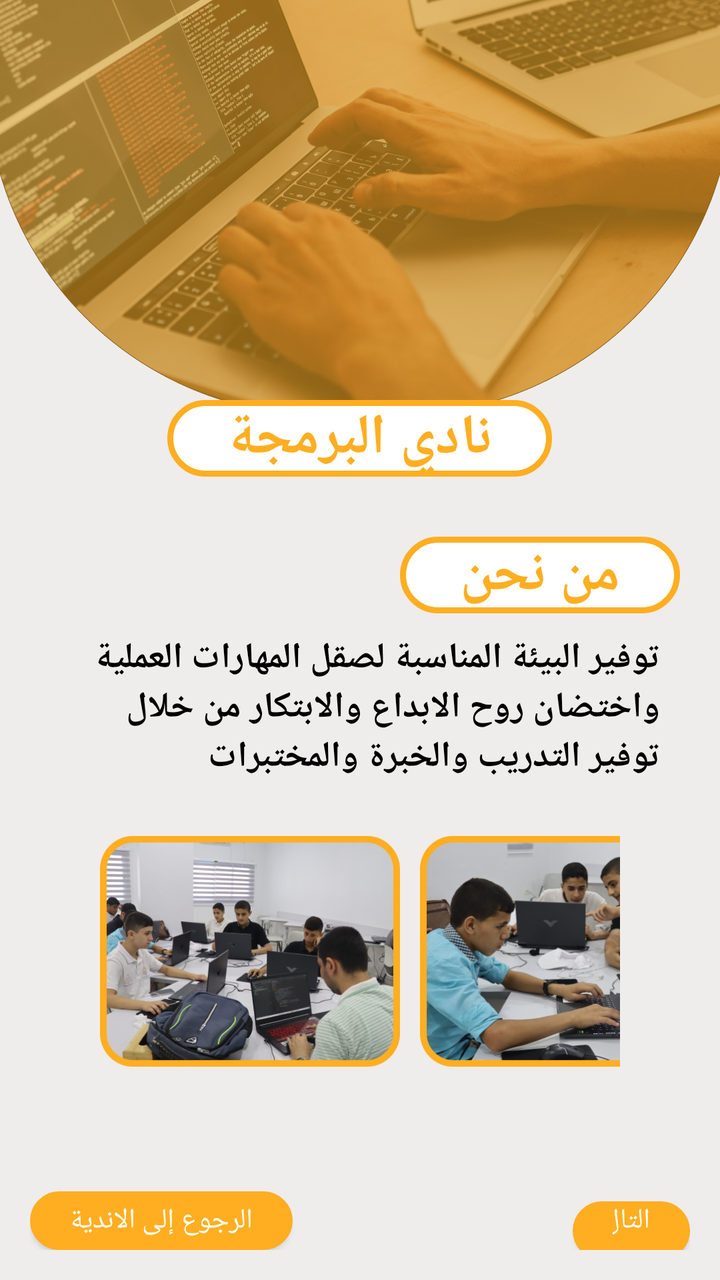
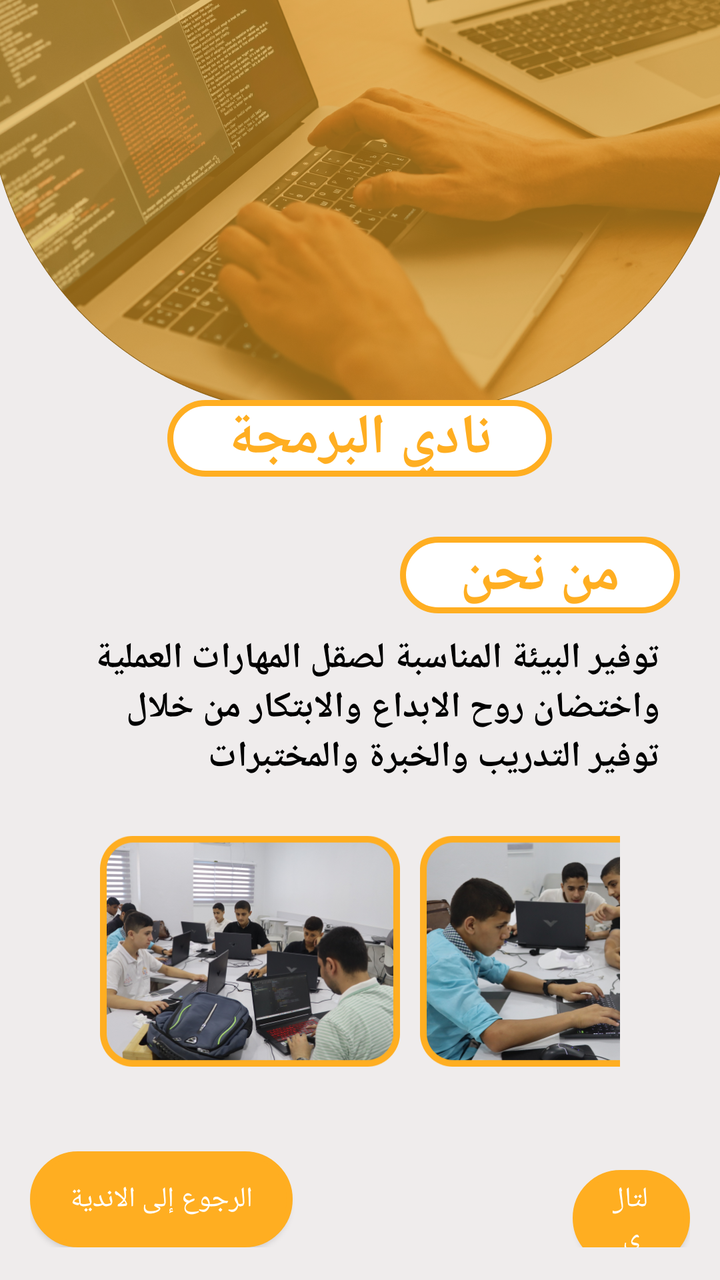

Two renders of the same Android screen: before a commit and after it. Below are the layout's source before the change and the commit's diff.
<!-- AndroidManifest.xml: application theme Theme.EngineeringVillageProject -->
<!-- res/layout/activity_programming_club.xml -->
<?xml version="1.0" encoding="utf-8"?>
<LinearLayout xmlns:android="http://schemas.android.com/apk/res/android"
    xmlns:app="http://schemas.android.com/apk/res-auto"
    xmlns:tools="http://schemas.android.com/tools"
    android:layout_width="match_parent"
    android:layout_height="match_parent"
    android:background="@drawable/backprogram"
    android:orientation="vertical"
    tools:context=".ProgrammingClubActivity">

    <TextView
        android:layout_width="wrap_content"
        android:layout_height="wrap_content"
        android:layout_gravity="center"
        android:layout_marginTop="200dp"
        android:background="@drawable/roundcornerstroke"
        android:fontFamily="@font/cairo_bold"
        android:paddingLeft="30dp"
        android:paddingRight="30dp"
        android:text="نادي البرمجة"
        android:textColor="#FFAE21"
        android:textSize="28sp"
        android:textStyle="bold" />

    <LinearLayout
        android:id="@+id/howWe"
        android:layout_width="match_parent"
        android:layout_height="wrap_content"
        android:orientation="vertical">

        <TextView
            android:layout_width="wrap_content"
            android:layout_height="wrap_content"
            android:layout_gravity="right"
            android:layout_marginTop="30dp"
            android:layout_marginRight="20dp"
            android:layout_marginBottom="10dp"
            android:background="@drawable/roundcornerstroke"
            android:fontFamily="@font/cairo_bold"
            android:paddingLeft="30dp"
            android:paddingRight="30dp"
            android:text="من نحن"
            android:textColor="#FFAE21"
            android:textSize="28sp"
            android:textStyle="bold" />

        <TextView
            android:layout_width="wrap_content"
            android:layout_height="wrap_content"
            android:fontFamily="@font/cairo_medium"
            android:gravity="right"
            android:paddingLeft="30dp"
            android:paddingRight="30dp"
            android:text="توفير البيئة المناسبة لصقل المهارات العملية واختضان روح الابداع والابتكار من خلال توفير التدريب والخبرة والمختبرات"
            android:textColor="@color/black"
            android:textSize="18sp"
            android:textStyle="bold" />

        <LinearLayout
            android:layout_width="match_parent"
            android:layout_height="wrap_content"
            android:layout_marginLeft="50dp"
            android:layout_marginTop="10dp"
            android:layout_marginRight="50dp"
            android:orientation="horizontal">

            <ImageView
                android:layout_width="150dp"
                android:layout_height="150dp"
                android:layout_marginRight="10dp"
                android:src="@drawable/pro1" />

            <ImageView
                android:layout_width="150dp"
                android:layout_height="150dp"
                android:src="@drawable/pro2" />

        </LinearLayout>

    </LinearLayout>

    <LinearLayout
        android:id="@+id/theOtherThing"
        android:layout_width="match_parent"
        android:layout_height="wrap_content"
        android:orientation="vertical"
        android:visibility="gone">

        <TextView
            android:layout_width="wrap_content"
            android:layout_height="wrap_content"
            android:layout_gravity="right"
            android:layout_marginTop="30dp"
            android:layout_marginRight="20dp"
            android:layout_marginBottom="10dp"
            android:background="@drawable/roundcornerstroke"
            android:fontFamily="@font/cairo_bold"
            android:paddingLeft="30dp"
            android:paddingRight="30dp"
            android:text="من نحن"
            android:textColor="#FFAE21"
            android:textSize="28sp"
            android:textStyle="bold" />

        <TextView
            android:layout_width="wrap_content"
            android:layout_height="wrap_content"
            android:fontFamily="@font/cairo_medium"
            android:gravity="right"
            android:paddingLeft="30dp"
            android:paddingRight="30dp"
            android:text="توفير البيئة المناسبة لصقل المهارات العملية واختضان روح الابداع والابتكار من خلال توفير التدريب والخبرة والمختبرات"
            android:textColor="@color/black"
            android:textSize="18sp"
            android:textStyle="bold" />

        <LinearLayout
            android:layout_width="match_parent"
            android:layout_height="wrap_content"
            android:layout_marginLeft="50dp"
            android:layout_marginTop="10dp"
            android:orientation="horizontal">

            <ImageView
                android:layout_width="150dp"
                android:layout_height="150dp"
                android:layout_marginRight="10dp"
                android:src="@drawable/pro4" />

            <ImageView
                android:layout_width="150dp"
                android:layout_height="150dp"
                android:src="@drawable/pro6" />

        </LinearLayout>

    </LinearLayout>

    <LinearLayout
        android:layout_width="match_parent"
        android:layout_height="wrap_content"
        android:layout_marginTop="30dp"
        android:padding="15dp">

        <Button
            android:id="@+id/btBack"
            android:layout_width="wrap_content"
            android:layout_height="wrap_content"
            android:background="@drawable/roundcornerstroke"
            android:backgroundTint="#FFAE21"
            android:fontFamily="@font/cairo_bold"
            android:text="السابق"
            android:textColor="@color/white"
            android:visibility="gone" />

        <Button
            android:id="@+id/btBackToClubs"
            android:layout_width="wrap_content"
            android:layout_height="wrap_content"
            android:layout_marginRight="40dp"
            android:background="@drawable/roundcornerstroke"
            android:backgroundTint="#FFAE21"
            android:fontFamily="@font/cairo_bold"
            android:paddingLeft="20dp"
            android:paddingRight="20dp"
            android:text="الرجوع إلى الاندية"
            android:textColor="@color/white" />

        <Button
            android:id="@+id/btNext"
            android:layout_width="wrap_content"
            android:layout_height="wrap_content"
            android:layout_marginStart="100dp"
            android:background="@drawable/roundcornerstroke"
            android:backgroundTint="#FFAE21"
            android:fontFamily="@font/cairo_bold"
            android:paddingLeft="20dp"
            android:paddingRight="20dp"
            android:text="التالي"
            android:textColor="@color/white" />

    </LinearLayout>

</LinearLayout>
<!-- resources referenced by this layout -->
<resources>
  <color name="black">#FF000000</color>
  <color name="white">#FFFFFFFF</color>
  <!-- drawable backprogram: png bitmap (drawable, 723297 bytes) -->
  <!-- drawable pro1: png bitmap (drawable, 217910 bytes) -->
  <!-- drawable pro2: png bitmap (drawable, 215210 bytes) -->
  <!-- drawable pro4: png bitmap (drawable, 186588 bytes) -->
  <!-- drawable pro6: png bitmap (drawable, 215014 bytes) -->
  <!-- drawable roundcornerstroke (drawable) -->
  <?xml version="1.0" encoding="utf-8"?>
  <shape xmlns:android="http://schemas.android.com/apk/res/android">
  
       <solid
           android:color="@color/white"
           />
  
      <stroke
  
          android:width="3dp"
          android:color="#FFAE21"
          />
  
  <corners
      android:topRightRadius="45dp"
      android:topLeftRadius="45dp"
      android:bottomLeftRadius="45dp"
      android:bottomRightRadius="45dp"
      />
  </shape>
  <style name="Theme.EngineeringVillageProject" parent="Base.Theme.EngineeringVillageProject" />
  <style name="Base.Theme.EngineeringVillageProject" parent="Theme.AppCompat.DayNight.NoActionBar">
          
          
      </style>
</resources>

<!-- the commit's change to res/layout/activity_programming_club.xml (unified diff, before → after) -->
@@ -139,7 +139,7 @@
     <LinearLayout
         android:layout_width="match_parent"
         android:layout_height="wrap_content"
-        android:layout_marginTop="30dp"
+        android:layout_marginTop="10dp"
         android:padding="15dp">
 
         <Button
